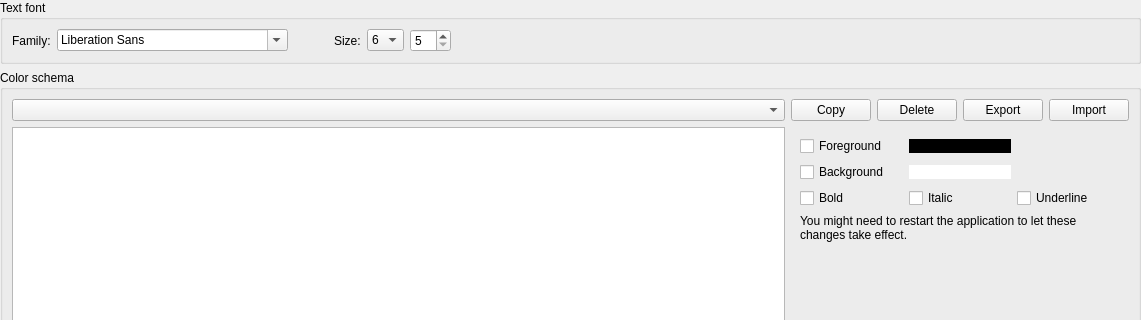
First picture: the form in src/widgets/fontcolorwidget.ui, repository pbek/QOwnNotes, before the edit; both pictures show x 0 to 1141 and y 0 to 320 of the 1141 by 780 pixel window.
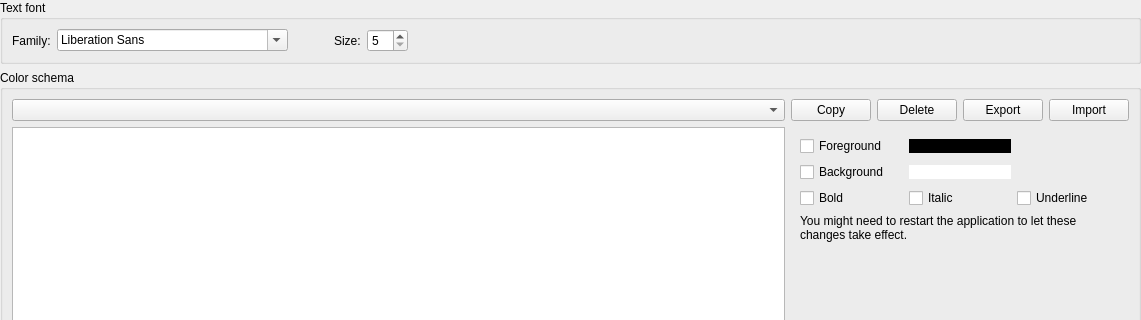
Second picture: the form after the edit. Icons and pictures are not drawn.

```diff
--- a/src/widgets/fontcolorwidget.ui
+++ b/src/widgets/fontcolorwidget.ui
@@ -38,7 +38,7 @@
       <string>Text font</string>
      </property>
      <layout class="QGridLayout" name="gridLayout_4">
-      <item row="0" column="6">
+      <item row="0" column="5">
        <spacer name="horizontalSpacer">
         <property name="orientation">
          <enum>Qt::Horizontal</enum>
@@ -85,20 +85,6 @@
        <widget class="QFontComboBox" name="fontFamilyComboBox"/>
       </item>
       <item row="0" column="4">
-       <widget class="QComboBox" name="fontSizeComboBox">
-        <item>
-         <property name="text">
-          <string>6</string>
-         </property>
-        </item>
-        <item>
-         <property name="text">
-          <string>7</string>
-         </property>
-        </item>
-       </widget>
-      </item>
-      <item row="0" column="5">
        <widget class="QSpinBox" name="fontSizeSpinBox">
         <property name="minimum">
          <number>5</number>
```
Left out of the diff: 2 changed lines with no effect on the pictures.
